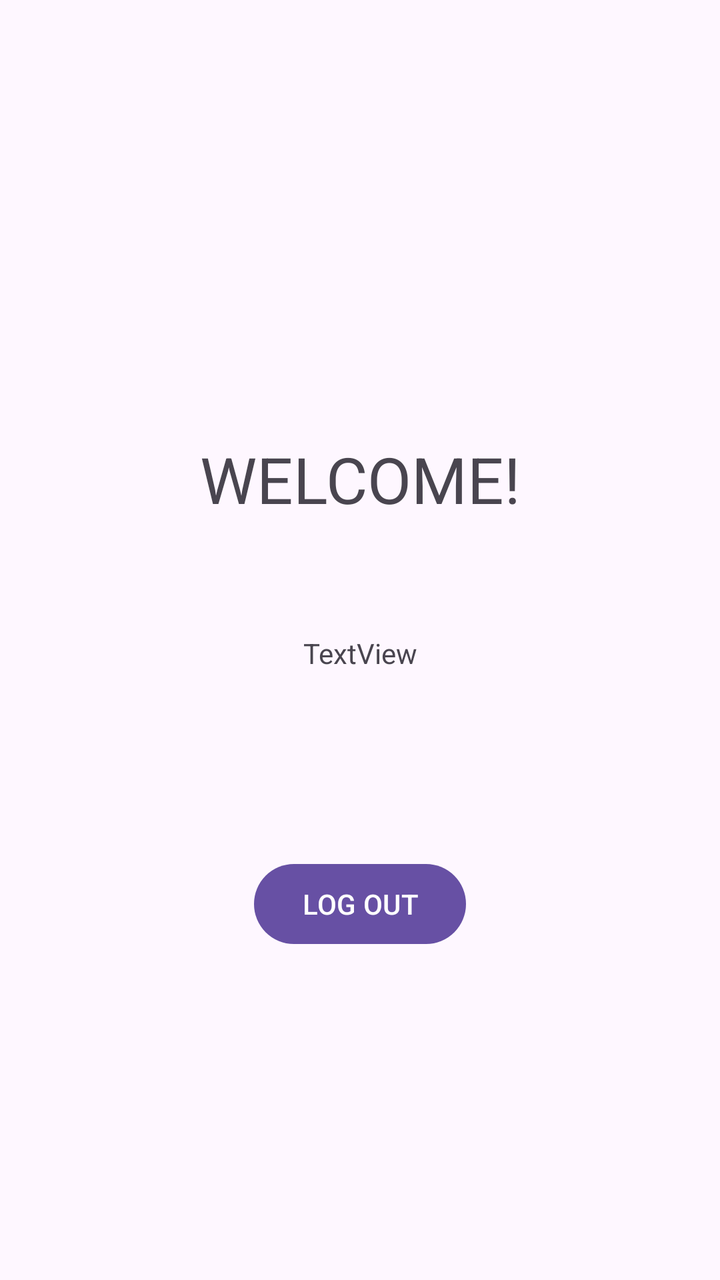
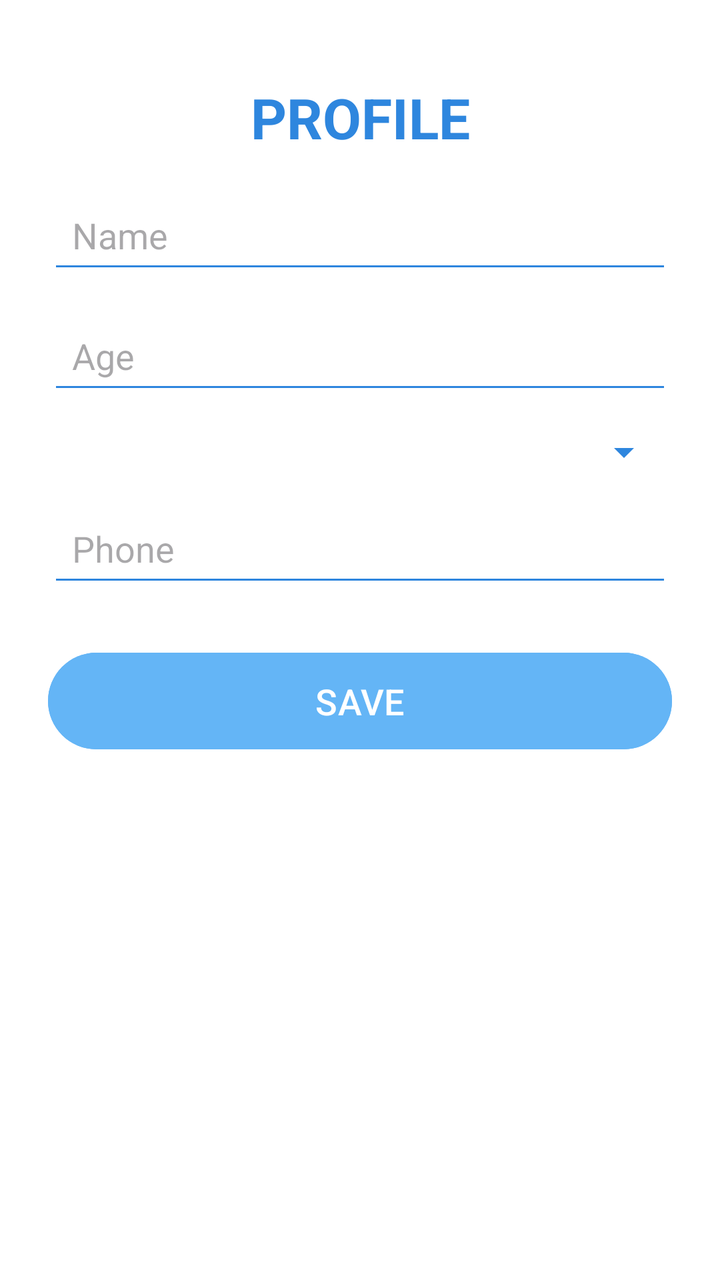

Two renders of the same Android screen: before a commit and after it. Below are the layout's source before the change and the commit's diff.
<!-- AndroidManifest.xml: application theme Theme.MediFind -->
<!-- res/layout/activity_profile.xml -->
<?xml version="1.0" encoding="utf-8"?>
<androidx.constraintlayout.widget.ConstraintLayout xmlns:android="http://schemas.android.com/apk/res/android"
    xmlns:app="http://schemas.android.com/apk/res-auto"
    xmlns:tools="http://schemas.android.com/tools"
    android:id="@+id/main"
    android:layout_width="match_parent"
    android:layout_height="match_parent"
    tools:context=".ProfileActivity">

    <TextView
        android:id="@+id/textView2"
        android:layout_width="wrap_content"
        android:layout_height="wrap_content"
        android:layout_marginTop="218dp"
        android:text="WELCOME!"
        android:textSize="32dp"
        app:layout_constraintEnd_toEndOf="parent"
        app:layout_constraintStart_toStartOf="parent"
        app:layout_constraintTop_toTopOf="parent" />

    <Button
        android:id="@+id/button4"
        android:layout_width="wrap_content"
        android:layout_height="wrap_content"
        android:layout_alignParentBottom="true"
        android:layout_centerHorizontal="true"
        android:layout_marginTop="92dp"
        android:onClick="signout"
        android:text="LOG OUT"
        app:layout_constraintEnd_toEndOf="parent"
        app:layout_constraintStart_toStartOf="parent"
        app:layout_constraintTop_toBottomOf="@+id/textView" />

    <TextView
        android:id="@+id/textView"
        android:layout_width="match_parent"
        android:layout_height="wrap_content"
        android:layout_alignParentTop="true"
        android:layout_centerHorizontal="true"
        android:layout_marginTop="56dp"
        android:text="TextView"
        android:gravity="center"
        app:layout_constraintEnd_toEndOf="parent"
        app:layout_constraintHorizontal_bias="0.0"
        app:layout_constraintStart_toStartOf="parent"
        app:layout_constraintTop_toBottomOf="@+id/textView2" />

</androidx.constraintlayout.widget.ConstraintLayout>
<!-- resources referenced by this layout -->
<resources>
  <style name="Theme.MediFind" parent="Base.Theme.MediFind" />
  <style name="Base.Theme.MediFind" parent="Theme.Material3.DayNight.NoActionBar">
          
          
      </style>
</resources>

<!-- the commit's change to res/layout/activity_profile.xml (unified diff, before → after) -->
@@ -1,48 +1,99 @@
 <?xml version="1.0" encoding="utf-8"?>
-<androidx.constraintlayout.widget.ConstraintLayout xmlns:android="http://schemas.android.com/apk/res/android"
+<androidx.constraintlayout.widget.ConstraintLayout
+    xmlns:android="http://schemas.android.com/apk/res/android"
     xmlns:app="http://schemas.android.com/apk/res-auto"
     xmlns:tools="http://schemas.android.com/tools"
     android:id="@+id/main"
     android:layout_width="match_parent"
     android:layout_height="match_parent"
+    android:padding="24dp"
+    android:background="#FFFFFF"
     tools:context=".ProfileActivity">
 
+    
     <TextView
-        android:id="@+id/textView2"
+        android:id="@+id/title"
         android:layout_width="wrap_content"
         android:layout_height="wrap_content"
-        android:layout_marginTop="218dp"
-        android:text="WELCOME!"
-        android:textSize="32dp"
+        android:text="PROFILE"
+        android:textColor="#2E86DE"
+        android:textStyle="bold"
+        android:textSize="28sp"
+        app:layout_constraintTop_toTopOf="parent"
+        app:layout_constraintStart_toStartOf="parent"
         app:layout_constraintEnd_toEndOf="parent"
+        android:layout_marginBottom="16dp"
+        android:layout_marginTop="16dp"/>
+
+    
+    <EditText
+        android:id="@+id/name"
+        android:layout_width="0dp"
+        android:layout_height="wrap_content"
+        android:hint="Name"
+        android:backgroundTint="#2E86DE"
+        android:padding="12dp"
+        android:minHeight="48dp"
+        app:layout_constraintTop_toBottomOf="@id/title"
         app:layout_constraintStart_toStartOf="parent"
-        app:layout_constraintTop_toTopOf="parent" />
+        app:layout_constraintEnd_toEndOf="parent"
+        android:layout_marginTop="16dp"/>
 
+    
+    <EditText
+        android:id="@+id/age"
+        android:layout_width="0dp"
+        android:layout_height="wrap_content"
+        android:hint="Age"
+        android:inputType="number"
+        android:backgroundTint="#2E86DE"
+        android:padding="12dp"
+        android:minHeight="48dp"
+        app:layout_constraintTop_toBottomOf="@id/name"
+        app:layout_constraintStart_toStartOf="parent"
+        app:layout_constraintEnd_toEndOf="parent"
+        android:layout_marginTop="12dp"/>
+
+    
+    <Spinner
+        android:id="@+id/gender"
+        android:layout_width="0dp"
+        android:layout_height="wrap_content"
+        android:backgroundTint="#2E86DE"
+        android:padding="12dp"
+        app:layout_constraintTop_toBottomOf="@id/age"
+        app:layout_constraintStart_toStartOf="parent"
+        app:layout_constraintEnd_toEndOf="parent"
+        android:layout_marginTop="12dp"/>
+
+    
+    <EditText
+        android:id="@+id/phone"
+        android:layout_width="0dp"
+        android:layout_height="wrap_content"
+        android:hint="Phone"
+        android:inputType="phone"
+        android:backgroundTint="#2E86DE"
+        android:padding="12dp"
+        android:minHeight="48dp"
+        app:layout_constraintTop_toBottomOf="@id/gender"
+        app:layout_constraintStart_toStartOf="parent"
+        app:layout_constraintEnd_toEndOf="parent"
+        android:layout_marginTop="12dp"/>
+
+    
     <Button
-        android:id="@+id/button4"
-        android:layout_width="wrap_content"
+        android:id="@+id/saveBtn"
+        android:layout_width="0dp"
         android:layout_height="wrap_content"
-        android:layout_alignParentBottom="true"
-        android:layout_centerHorizontal="true"
-        android:layout_marginTop="92dp"
-        android:onClick="signout"
-        android:text="LOG OUT"
+        android:text="SAVE"
+        android:textColor="@android:color/white"
+        android:textSize="18sp"
+        android:backgroundTint="@color/accentColor"
+        android:padding="12dp"
+        android:onClick="saveProfile"
+        app:layout_constraintTop_toBottomOf="@id/phone"
+        app:layout_constraintStart_toStartOf="parent"
         app:layout_constraintEnd_toEndOf="parent"
-        app:layout_constraintStart_toStartOf="parent"
-        app:layout_constraintTop_toBottomOf="@+id/textView" />
-
-    <TextView
-        android:id="@+id/textView"
-        android:layout_width="match_parent"
-        android:layout_height="wrap_content"
-        android:layout_alignParentTop="true"
-        android:layout_centerHorizontal="true"
-        android:layout_marginTop="56dp"
-        android:text="TextView"
-        android:gravity="center"
-        app:layout_constraintEnd_toEndOf="parent"
-        app:layout_constraintHorizontal_bias="0.0"
-        app:layout_constraintStart_toStartOf="parent"
-        app:layout_constraintTop_toBottomOf="@+id/textView2" />
-
+        android:layout_marginTop="24dp"/>
 </androidx.constraintlayout.widget.ConstraintLayout>
<!-- resource entries referenced after the edit -->
@@ -1,5 +1,6 @@
 <!-- resources referenced by this layout -->
 <resources>
+  <color name="accentColor">#64B5F6</color>
   <style name="Theme.MediFind" parent="Base.Theme.MediFind" />
   <style name="Base.Theme.MediFind" parent="Theme.Material3.DayNight.NoActionBar">
           
